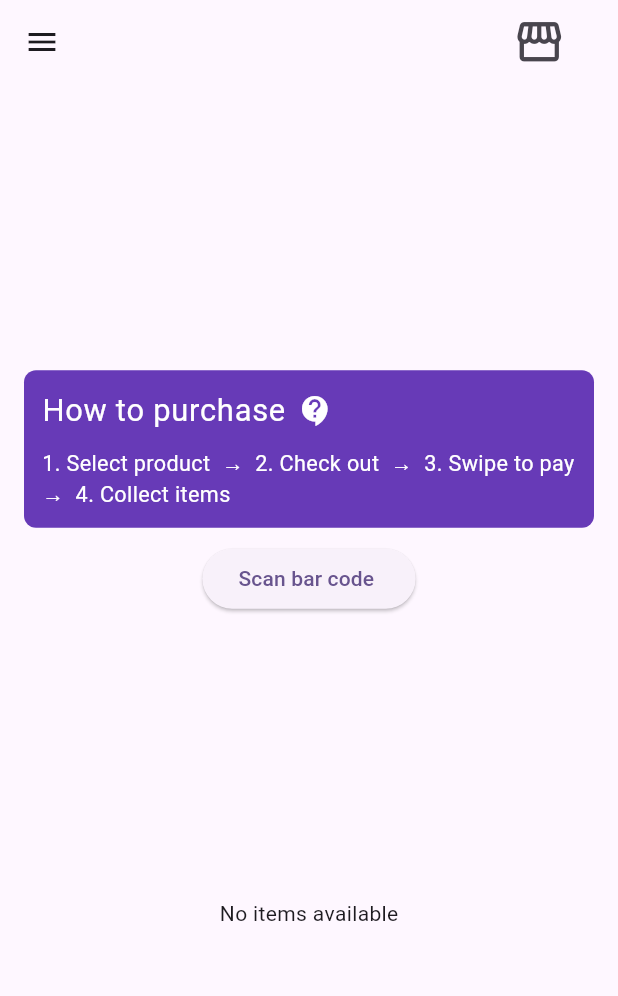
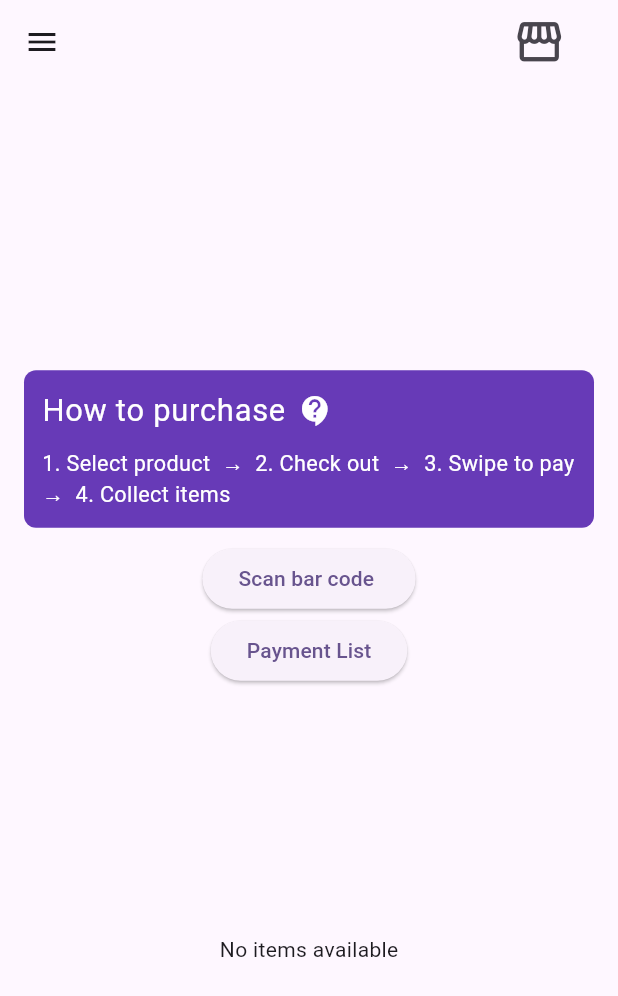
Before and after one commit to ashishbasaula/newvendingmachine, a Flutter app: the DashboardPage screen opened directly, on a phone screen of 412 x 824 dp. Shown: the top 996 px of the screen. Run offline on Flutter 3.47's test engine with Material 3 defaults, Android fonts, the phone set to English and light mode, and no system bars; drawn by our look-alikes of carousel_slider; our stand-ins replace cloud_firestore, firebase_core, flutter_smart_dialog, get, lottie, shared_preferences; accounts and stored records are empty.

Commit message:
update the payment list page routing

```diff
--- a/lib/view/Dashboard/dashboard_page.dart
+++ b/lib/view/Dashboard/dashboard_page.dart
@@ -149,6 +149,12 @@ class _DashboardPageState extends State<DashboardPage> {
                   // Get.to(() => const PaymentList());
                 },
                 child: Text("Scan bar code ")),
+
+            ElevatedButton(
+                onPressed: () async {
+                  Get.to(() => const PaymentList());
+                },
+                child: Text("Payment List")),
 
             Obx(() {
               if (!helperController.isUserIdLoaded.value) {
```
